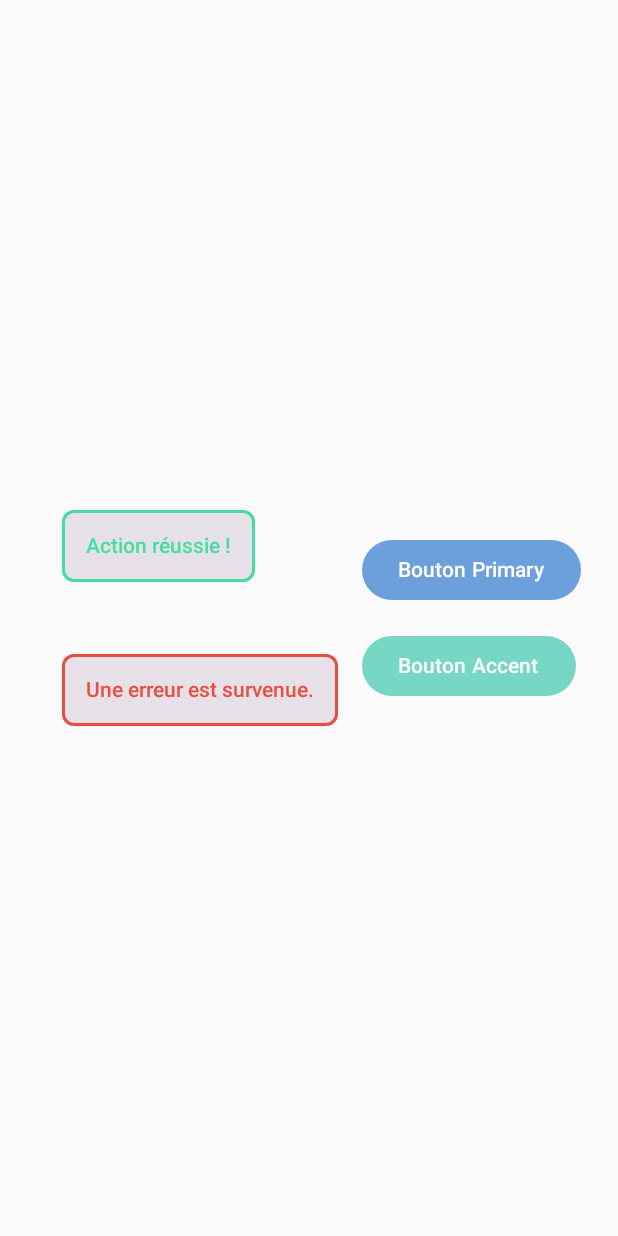
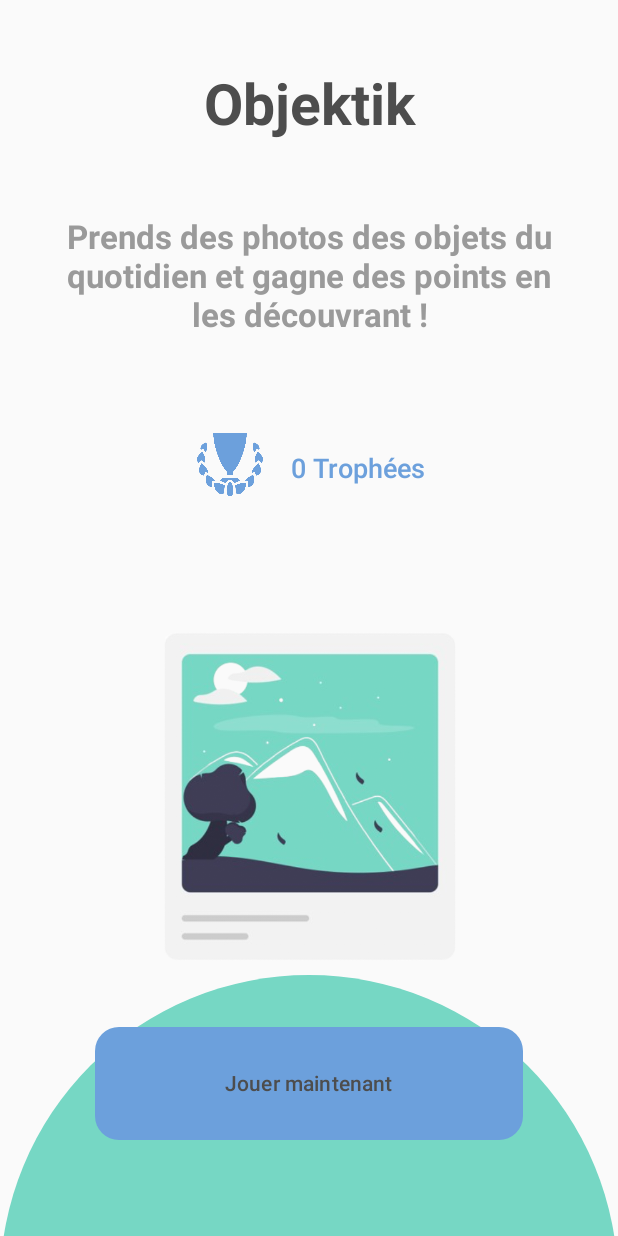
Before and after one commit to Muuushuuu/Objektik, an Android app built with Jetpack Compose: the screen it shows after launch (MainActivity), on a phone screen of 412 x 824 dp. Run offline under Robolectric (Android 15) with nearby library versions, the phone set to English and light mode, and no system bars.

Commit message:
Design HomeActivity

```diff
--- a/app/src/main/java/com/example/objektik/screen/HomeScreen.kt
+++ b/app/src/main/java/com/example/objektik/screen/HomeScreen.kt
@@ -1,68 +1,134 @@
 package com.example.objektik.screen
 
+import androidx.compose.foundation.Image
+import androidx.compose.foundation.background
 import androidx.compose.foundation.layout.Arrangement
+import androidx.compose.foundation.layout.Box
 import androidx.compose.foundation.layout.Column
 import androidx.compose.foundation.layout.Row
 import androidx.compose.foundation.layout.Spacer
+import androidx.compose.foundation.layout.absoluteOffset
+import androidx.compose.foundation.layout.aspectRatio
 import androidx.compose.foundation.layout.fillMaxSize
 import androidx.compose.foundation.layout.height
 import androidx.compose.foundation.layout.padding
+import androidx.compose.foundation.layout.size
+import androidx.compose.foundation.layout.width
+import androidx.compose.foundation.shape.CircleShape
+import androidx.compose.material3.Text
 import androidx.compose.runtime.Composable
 import androidx.compose.ui.Alignment
 import androidx.compose.ui.Modifier
+import androidx.compose.ui.graphics.Color
+import androidx.compose.ui.layout.ContentScale
+import androidx.compose.ui.res.painterResource
+import androidx.compose.ui.text.style.TextAlign
 import androidx.compose.ui.unit.dp
+import androidx.compose.ui.unit.sp
+import androidx.compose.ui.zIndex
+import com.example.objektik.R
 import com.example.objektik.ui.components.CustomButton
-import com.example.objektik.ui.components.CustomPopup
+import com.example.objektik.ui.theme.AccentText
 import com.example.objektik.ui.theme.BluePrimary
-import com.example.objektik.ui.theme.ErrorColor
-import com.example.objektik.ui.theme.GreenAccent
-import com.example.objektik.ui.theme.SuccessColor
+import com.example.objektik.ui.theme.MyTypography
+import com.example.objektik.ui.theme.PrimaryText
 
 @Composable
 fun HomeScreen(onStartClick: () -> Unit) {
-    // Test de mes components
-    Row (modifier = Modifier
-        .fillMaxSize()
-        .padding(16.dp),
-        horizontalArrangement = Arrangement.Center,
-        verticalAlignment = Alignment.CenterVertically
+    Box(
+        modifier = Modifier
+            .fillMaxSize()
     ) {
-        // Deux popups
-        Column {
-            // Popup de succès
-            CustomPopup(
-                text = "Action réussie !",
-                borderColor = SuccessColor,
-                textColor = SuccessColor
+        // Cercle en arrière-plan
+        Box(
+            modifier = Modifier
+                .width(700.dp)
+                .absoluteOffset(x = 0.dp, y = 650.dp)  // Position absolue en bas
+                .aspectRatio(1f) // Même Hauteur que Longeur
+                .background(
+                    color = Color(0xFF76D7C4),
+                    shape = CircleShape
+                )
+                .zIndex(-1f)
+        )
+
+        // Contenu principal
+        Column(
+            modifier = Modifier
+                .fillMaxSize()
+                .padding(32.dp)
+                .padding(bottom = 32.dp),
+            verticalArrangement = Arrangement.SpaceBetween,
+            horizontalAlignment = Alignment.CenterHorizontally
+        ) {
+            // Titre "Objektik"
+            Text(
+                text = "Objektik",
+                color = PrimaryText,
+                style = MyTypography.displayLarge,
+                modifier = Modifier.padding(top = 16.dp),
+                textAlign = TextAlign.Center
             )
 
-            Spacer(modifier = Modifier.height(16.dp))
-
-            // Popup d'erreur
-            CustomPopup(
-                text = "Une erreur est survenue.",
-                borderColor = ErrorColor,
-                textColor = ErrorColor
-            )
-        }
-        // Deux boutons
-        Column {
-            // Bouton avec couleur primaire
-            CustomButton(
-                text = "Bouton Primary",
-                onClick = onStartClick,
-                backgroundColor = BluePrimary
+            // Texte descriptif
+            Text(
+                text = "Prends des photos des objets du quotidien et gagne des points en les découvrant !",
+                color = AccentText,
+                style = MyTypography.displayMedium,
+                textAlign = TextAlign.Center,
+                modifier = Modifier.padding(top = 8.dp)
             )
 
-            Spacer(modifier = Modifier.height(16.dp))
+            // Section Trophées
+            Row(
+                horizontalArrangement = Arrangement.SpaceAround,
+                verticalAlignment = Alignment.CenterVertically,
+                modifier = Modifier.padding(vertical = 16.dp)
+            ) {
+                // Icône de trophée
+                Image(
+                    painter = painterResource(id = R.drawable.trophy_primary),
+                    contentDescription = "Icône de trophée",
+                    modifier = Modifier.size(48.dp),
+                    contentScale = ContentScale.Fit
+                )
 
-            // Bouton avec couleur accent
-            CustomButton(
-                text = "Bouton Accent",
-                onClick = onStartClick,
-                backgroundColor = GreenAccent
-            )
+                Spacer(modifier = Modifier.size(16.dp, 0.dp))
+
+                // Texte des trophées
+                Text(
+                    text = "0 Trophées",
+                    color = BluePrimary,
+                    fontSize = 18.sp,
+                    modifier = Modifier.padding(top = 8.dp),
+                    textAlign = TextAlign.Center
+                )
+            }
+
+            Column (
+                horizontalAlignment = Alignment.CenterHorizontally
+            ) {
+                // Image principale
+                Image(
+                    painter = painterResource(id = R.drawable.polaroid),
+                    contentDescription = "Image d'objet",
+                    modifier = Modifier.size(275.dp),
+                    contentScale = ContentScale.Crop
+                )
+
+                Spacer(modifier = Modifier.size(0.dp, 16.dp))
+
+                // Bouton lancement jeu
+                CustomButton(
+                    text = "Jouer maintenant",
+                    onClick = onStartClick,
+                    backgroundColor = BluePrimary,
+                    textColor = PrimaryText,
+                    modifier = Modifier
+                        .width(285.dp)
+                        .height(75.dp)
+                )
+            }
         }
-
     }
 }
--- a/app/src/main/java/com/example/objektik/ui/components/ButtonComponent.kt
+++ b/app/src/main/java/com/example/objektik/ui/components/ButtonComponent.kt
@@ -1,10 +1,12 @@
 package com.example.objektik.ui.components
 
+import androidx.compose.foundation.shape.RoundedCornerShape
 import androidx.compose.material3.Button
 import androidx.compose.material3.Text
 import androidx.compose.runtime.Composable
 import androidx.compose.ui.Modifier
 import androidx.compose.ui.graphics.Color
+import androidx.compose.ui.unit.dp
 
 /**
  * CustomButton - Un bouton réutilisable avec un texte et une couleur de fond personnalisés.
@@ -29,7 +31,8 @@ fun CustomButton(
         modifier = modifier,
         colors = androidx.compose.material3.ButtonDefaults.buttonColors(
             containerColor = backgroundColor
-        )
+        ),
+        shape = RoundedCornerShape(16.dp)
     ) {
         Text(text = text, color = textColor)
     }
--- a/app/src/main/java/com/example/objektik/ui/components/PopupComponent.kt
+++ b/app/src/main/java/com/example/objektik/ui/components/PopupComponent.kt
@@ -2,6 +2,7 @@ package com.example.objektik.ui.components
 
 import androidx.compose.foundation.BorderStroke
 import androidx.compose.foundation.layout.Box
+import androidx.compose.foundation.layout.fillMaxWidth
 import androidx.compose.foundation.layout.padding
 import androidx.compose.foundation.shape.RoundedCornerShape
 import androidx.compose.material3.Card
@@ -32,6 +33,8 @@ fun CustomPopup(
         shape = RoundedCornerShape(8.dp),
         border = BorderStroke(2.dp, borderColor),
         modifier = modifier.padding(16.dp)
+            .fillMaxWidth()
+
     ) {
         Box(modifier = Modifier.padding(16.dp)) {
             Text(text = text, color = textColor)
--- a/app/src/main/java/com/example/objektik/ui/theme/Theme.kt
+++ b/app/src/main/java/com/example/objektik/ui/theme/Theme.kt
@@ -50,7 +50,7 @@ fun ObjektikTheme(
 
     MaterialTheme(
         colorScheme = colorScheme,
-        typography = Typography,
+        typography = MyTypography,
         content = content
     )
 }
--- a/app/src/main/java/com/example/objektik/ui/theme/Type.kt
+++ b/app/src/main/java/com/example/objektik/ui/theme/Type.kt
@@ -8,7 +8,7 @@ import androidx.compose.ui.unit.sp
 
 
 // Utilisation de la police Roboto par défaut dans Android
-val Typography = Typography(
+val MyTypography = Typography(
     displayLarge = TextStyle(  // Header
         fontFamily = FontFamily.Default,  // Roboto par défaut
         fontWeight = FontWeight.Bold,
```
Also changed, not shown: app/src/main/res/drawable/polaroid.png (added), app/src/main/res/drawable/trophy.png (added), app/src/main/res/drawable/trophy_primary.png (added), 5 other files.
